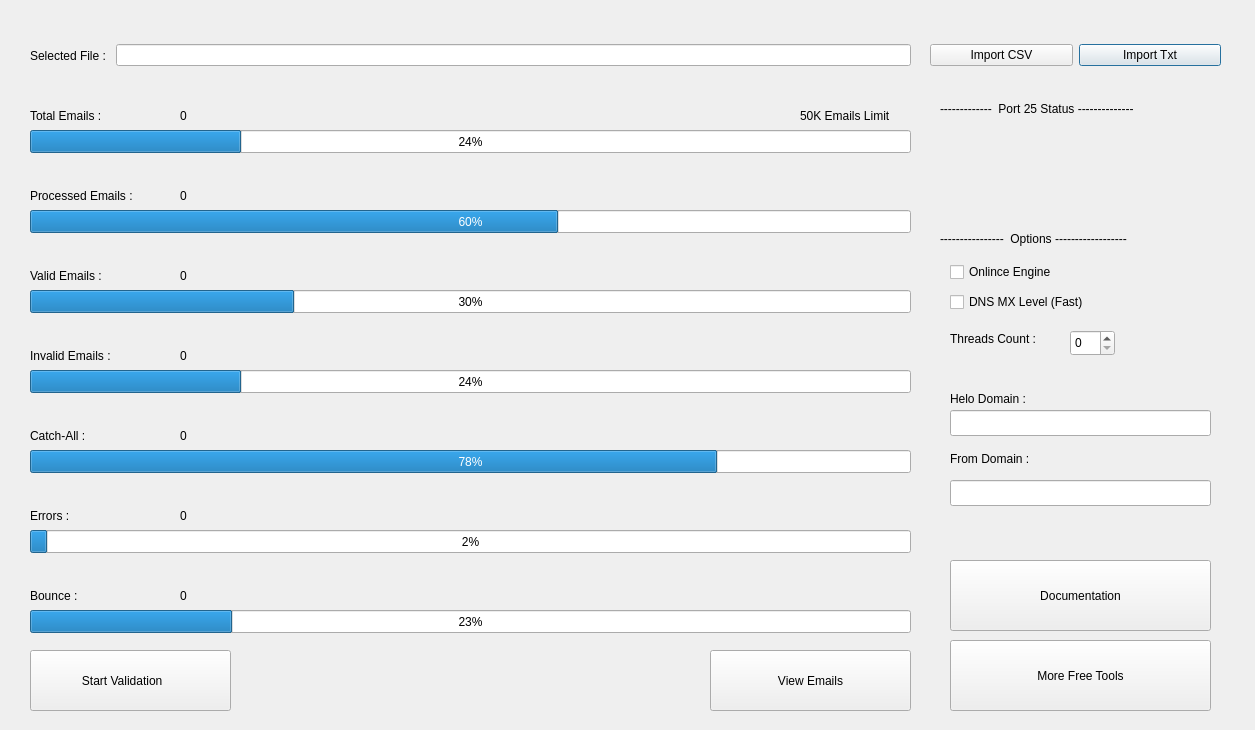
Above: GUITASK.ui from dirqaharaka/pyqt6slicing before the change. Below: the same form after it.
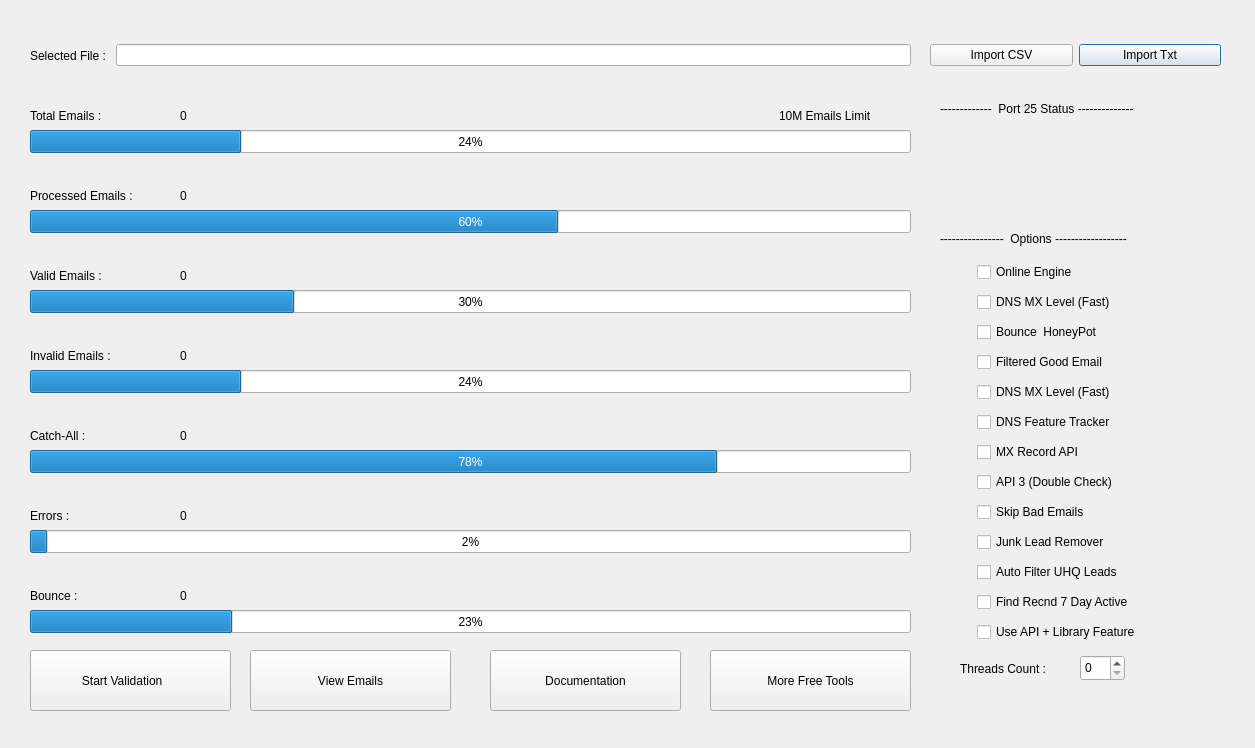
That is the form after the change. Icons and pictures are not drawn.

The edit to the form file:
```diff
--- a/GUITASK.ui
+++ b/GUITASK.ui
@@ -7,7 +7,7 @@
     <x>0</x>
     <y>0</y>
     <width>1255</width>
-    <height>730</height>
+    <height>748</height>
    </rect>
   </property>
   <property name="windowTitle">
@@ -135,9 +135,9 @@
    <widget class="QLabel" name="label_7">
     <property name="geometry">
      <rect>
-      <x>770</x>
+      <x>749</x>
       <y>10</y>
-      <width>110</width>
+      <width>121</width>
       <height>31</height>
      </rect>
     </property>
@@ -166,7 +166,7 @@
      </size>
     </property>
     <property name="text">
-     <string>50K Emails Limit</string>
+     <string>10M Emails Limit</string>
     </property>
     <property name="indent">
      <number>0</number>
@@ -710,20 +710,20 @@
   <widget class="QCheckBox" name="checkBox">
    <property name="geometry">
     <rect>
-     <x>950</x>
+     <x>977</x>
      <y>260</y>
      <width>141</width>
      <height>24</height>
     </rect>
    </property>
    <property name="text">
-    <string>Onlince Engine</string>
+    <string>Online Engine</string>
    </property>
   </widget>
   <widget class="QCheckBox" name="checkBox_2">
    <property name="geometry">
     <rect>
-     <x>950</x>
+     <x>977</x>
      <y>290</y>
      <width>211</width>
      <height>24</height>
@@ -733,95 +733,6 @@
     <string>DNS MX Level (Fast)</string>
    </property>
   </widget>
-  <widget class="QSpinBox" name="spinBox">
-   <property name="geometry">
-    <rect>
-     <x>1070</x>
-     <y>330</y>
-     <width>45</width>
-     <height>26</height>
-    </rect>
-   </property>
-  </widget>
-  <widget class="QLabel" name="label_9">
-   <property name="geometry">
-    <rect>
-     <x>950</x>
-     <y>330</y>
-     <width>121</width>
-     <height>18</height>
-    </rect>
-   </property>
-   <property name="text">
-    <string>Threads Count : </string>
-   </property>
-  </widget>
-  <widget class="QWidget" name="widget_8" native="true">
-   <property name="geometry">
-    <rect>
-     <x>940</x>
-     <y>370</y>
-     <width>281</width>
-     <height>71</height>
-    </rect>
-   </property>
-   <widget class="QLineEdit" name="lineEdit_2">
-    <property name="geometry">
-     <rect>
-      <x>10</x>
-      <y>40</y>
-      <width>261</width>
-      <height>26</height>
-     </rect>
-    </property>
-   </widget>
-   <widget class="QLabel" name="label_24">
-    <property name="geometry">
-     <rect>
-      <x>10</x>
-      <y>20</y>
-      <width>131</width>
-      <height>18</height>
-     </rect>
-    </property>
-    <property name="text">
-     <string>Helo Domain : </string>
-    </property>
-   </widget>
-  </widget>
-  <widget class="QWidget" name="widget_9" native="true">
-   <property name="geometry">
-    <rect>
-     <x>940</x>
-     <y>440</y>
-     <width>281</width>
-     <height>71</height>
-    </rect>
-   </property>
-   <widget class="QLineEdit" name="lineEdit_3">
-    <property name="geometry">
-     <rect>
-      <x>10</x>
-      <y>40</y>
-      <width>261</width>
-      <height>26</height>
-     </rect>
-    </property>
-   </widget>
-   <widget class="QLabel" name="label_25">
-    <property name="geometry">
-     <rect>
-      <x>10</x>
-      <y>10</y>
-      <width>131</width>
-      <height>18</height>
-     </rect>
-    </property>
-    <property name="text">
-     <string>From Domain : </string>
-    </property>
-   </widget>
-  </widget>
   <widget class="QPushButton" name="pushButton">
    <property name="geometry">
     <rect>
@@ -854,7 +765,7 @@
   <widget class="QPushButton" name="pushButton_2">
    <property name="geometry">
     <rect>
-     <x>710</x>
+     <x>250</x>
      <y>650</y>
      <width>201</width>
      <height>61</height>
@@ -877,10 +788,10 @@
   <widget class="QPushButton" name="pushButton_5">
    <property name="geometry">
     <rect>
-     <x>950</x>
-     <y>560</y>
-     <width>261</width>
-     <height>71</height>
+     <x>490</x>
+     <y>650</y>
+     <width>191</width>
+     <height>61</height>
     </rect>
    </property>
    <property name="text">
@@ -900,10 +811,10 @@
   <widget class="QPushButton" name="pushButton_6">
    <property name="geometry">
     <rect>
-     <x>950</x>
-     <y>640</y>
-     <width>261</width>
-     <height>71</height>
+     <x>710</x>
+     <y>650</y>
+     <width>201</width>
+     <height>61</height>
     </rect>
    </property>
    <property name="text">
@@ -948,6 +859,546 @@
     <bool>true</bool>
    </property>
   </widget>
+  <widget class="QCheckBox" name="checkBox_3">
+   <property name="geometry">
+    <rect>
+     <x>977</x>
+     <y>320</y>
+     <width>211</width>
+     <height>24</height>
+    </rect>
+   </property>
+   <property name="text">
+    <string>Bounce  HoneyPot</string>
+   </property>
+  </widget>
+  <widget class="QCheckBox" name="checkBox_4">
+   <property name="geometry">
+    <rect>
+     <x>977</x>
+     <y>350</y>
+     <width>211</width>
+     <height>24</height>
+    </rect>
+   </property>
+   <property name="text">
+    <string>Filtered Good Email</string>
+   </property>
+  </widget>
+  <widget class="QCheckBox" name="checkBox_5">
+   <property name="geometry">
+    <rect>
+     <x>977</x>
+     <y>410</y>
+     <width>211</width>
+     <height>24</height>
+    </rect>
+   </property>
+   <property name="text">
+    <string>DNS Feature Tracker</string>
+   </property>
+  </widget>
+  <widget class="QCheckBox" name="checkBox_6">
+   <property name="geometry">
+    <rect>
+     <x>977</x>
+     <y>440</y>
+     <width>211</width>
+     <height>24</height>
+    </rect>
+   </property>
+   <property name="text">
+    <string>MX Record API</string>
+   </property>
+  </widget>
+  <widget class="QCheckBox" name="checkBox_7">
+   <property name="geometry">
+    <rect>
+     <x>977</x>
+     <y>470</y>
+     <width>211</width>
+     <height>24</height>
+    </rect>
+   </property>
+   <property name="text">
+    <string>API 3 (Double Check)</string>
+   </property>
+  </widget>
+  <widget class="QCheckBox" name="checkBox_8">
+   <property name="geometry">
+    <rect>
+     <x>977</x>
+     <y>500</y>
+     <width>211</width>
+     <height>24</height>
+    </rect>
+   </property>
+   <property name="text">
+    <string>Skip Bad Emails</string>
+   </property>
+  </widget>
+  <widget class="QCheckBox" name="checkBox_9">
+   <property name="geometry">
+    <rect>
+     <x>977</x>
+     <y>530</y>
+     <width>211</width>
+     <height>24</height>
+    </rect>
+   </property>
+   <property name="text">
+    <string>Junk Lead Remover</string>
+   </property>
+  </widget>
+  <widget class="QCheckBox" name="checkBox_10">
+   <property name="geometry">
+    <rect>
+     <x>977</x>
+     <y>560</y>
+     <width>211</width>
+     <height>24</height>
+    </rect>
+   </property>
+   <property name="text">
+    <string>Auto Filter UHQ Leads</string>
+   </property>
+  </widget>
+  <widget class="QCheckBox" name="checkBox_11">
+   <property name="geometry">
+    <rect>
+     <x>977</x>
+     <y>590</y>
+     <width>211</width>
+     <height>24</height>
+    </rect>
+   </property>
+   <property name="text">
+    <string>Find Recnd 7 Day Active</string>
+   </property>
+  </widget>
+  <widget class="QCheckBox" name="checkBox_12">
+   <property name="geometry">
+    <rect>
+     <x>977</x>
+     <y>620</y>
+     <width>211</width>
+     <height>24</height>
+    </rect>
+   </property>
+   <property name="text">
+    <string>Use API + Library Feature</string>
+   </property>
+  </widget>
+  <widget class="QWidget" name="widget_8" native="true">
+   <property name="geometry">
+    <rect>
+     <x>950</x>
+     <y>650</y>
+     <width>181</width>
+     <height>41</height>
+    </rect>
+   </property>
+   <widget class="QSpinBox" name="spinBox">
+    <property name="geometry">
+     <rect>
+      <x>130</x>
+      <y>5</y>
+      <width>45</width>
+      <height>26</height>
+     </rect>
+    </property>
+   </widget>
+   <widget class="QLabel" name="label_9">
+    <property name="geometry">
+     <rect>
+      <x>10</x>
+      <y>10</y>
+      <width>121</width>
+      <height>18</height>
+     </rect>
+    </property>
+    <property name="text">
+     <string>Threads Count : </string>
+    </property>
+   </widget>
+  </widget>
+  <widget class="QCheckBox" name="checkBox_13">
+   <property name="geometry">
+    <rect>
+     <x>977</x>
+     <y>380</y>
+     <width>211</width>
+     <height>24</height>
+    </rect>
+   </property>
+   <property name="text">
+    <string>DNS MX Level (Fast)</string>
+   </property>
+  </widget>
+  <widget class="QLabel" name="label_12">
+   <property name="geometry">
+    <rect>
+     <x>950</x>
+     <y>257</y>
+     <width>31</width>
+     <height>31</height>
+    </rect>
+   </property>
+   <property name="text">
+    <string/>
+   </property>
+   <property name="textFormat">
+    <enum>Qt::TextFormat::AutoText</enum>
+   </property>
+   <property name="pixmap">
+    <pixmap>gerigiroda.png</pixmap>
+   </property>
+   <property name="scaledContents">
+    <bool>true</bool>
+   </property>
+   <property name="alignment">
+    <set>Qt::AlignmentFlag::AlignCenter</set>
+   </property>
+   <property name="wordWrap">
+    <bool>true</bool>
+   </property>
+  </widget>
+  <widget class="QLabel" name="label_13">
+   <property name="geometry">
+    <rect>
+     <x>951</x>
+     <y>287</y>
+     <width>31</width>
+     <height>31</height>
+    </rect>
+   </property>
+   <property name="text">
+    <string/>
+   </property>
+   <property name="textFormat">
+    <enum>Qt::TextFormat::AutoText</enum>
+   </property>
+   <property name="pixmap">
+    <pixmap>gerigiroda.png</pixmap>
+   </property>
+   <property name="scaledContents">
+    <bool>true</bool>
+   </property>
+   <property name="alignment">
+    <set>Qt::AlignmentFlag::AlignCenter</set>
+   </property>
+   <property name="wordWrap">
+    <bool>true</bool>
+   </property>
+  </widget>
+  <widget class="QLabel" name="label_14">
+   <property name="geometry">
+    <rect>
+     <x>950</x>
+     <y>317</y>
+     <width>31</width>
+     <height>31</height>
+    </rect>
+   </property>
+   <property name="text">
+    <string/>
+   </property>
+   <property name="textFormat">
+    <enum>Qt::TextFormat::AutoText</enum>
+   </property>
+   <property name="pixmap">
+    <pixmap>gerigiroda.png</pixmap>
+   </property>
+   <property name="scaledContents">
+    <bool>true</bool>
+   </property>
+   <property name="alignment">
+    <set>Qt::AlignmentFlag::AlignCenter</set>
+   </property>
+   <property name="wordWrap">
+    <bool>true</bool>
+   </property>
+  </widget>
+  <widget class="QLabel" name="label_24">
+   <property name="geometry">
+    <rect>
+     <x>950</x>
+     <y>347</y>
+     <width>31</width>
+     <height>31</height>
+    </rect>
+   </property>
+   <property name="text">
+    <string/>
+   </property>
+   <property name="textFormat">
+    <enum>Qt::TextFormat::AutoText</enum>
+   </property>
+   <property name="pixmap">
+    <pixmap>gerigiroda.png</pixmap>
+   </property>
+   <property name="scaledContents">
+    <bool>true</bool>
+   </property>
+   <property name="alignment">
+    <set>Qt::AlignmentFlag::AlignCenter</set>
+   </property>
+   <property name="wordWrap">
+    <bool>true</bool>
+   </property>
+  </widget>
+  <widget class="QLabel" name="label_25">
+   <property name="geometry">
+    <rect>
+     <x>951</x>
+     <y>377</y>
+     <width>31</width>
+     <height>31</height>
+    </rect>
+   </property>
+   <property name="text">
+    <string/>
+   </property>
+   <property name="textFormat">
+    <enum>Qt::TextFormat::AutoText</enum>
+   </property>
+   <property name="pixmap">
+    <pixmap>gerigiroda.png</pixmap>
+   </property>
+   <property name="scaledContents">
+    <bool>true</bool>
+   </property>
+   <property name="alignment">
+    <set>Qt::AlignmentFlag::AlignCenter</set>
+   </property>
+   <property name="wordWrap">
+    <bool>true</bool>
+   </property>
+  </widget>
+  <widget class="QLabel" name="label_26">
+   <property name="geometry">
+    <rect>
+     <x>951</x>
+     <y>407</y>
+     <width>31</width>
+     <height>31</height>
+    </rect>
+   </property>
+   <property name="text">
+    <string/>
+   </property>
+   <property name="textFormat">
+    <enum>Qt::TextFormat::AutoText</enum>
+   </property>
+   <property name="pixmap">
+    <pixmap>gerigiroda.png</pixmap>
+   </property>
+   <property name="scaledContents">
+    <bool>true</bool>
+   </property>
+   <property name="alignment">
+    <set>Qt::AlignmentFlag::AlignCenter</set>
+   </property>
+   <property name="wordWrap">
+    <bool>true</bool>
+   </property>
+  </widget>
+  <widget class="QLabel" name="label_27">
+   <property name="geometry">
+    <rect>
+     <x>951</x>
+     <y>437</y>
+     <width>31</width>
+     <height>31</height>
+    </rect>
+   </property>
+   <property name="text">
+    <string/>
+   </property>
+   <property name="textFormat">
+    <enum>Qt::TextFormat::AutoText</enum>
+   </property>
+   <property name="pixmap">
+    <pixmap>gerigiroda.png</pixmap>
+   </property>
+   <property name="scaledContents">
+    <bool>true</bool>
+   </property>
+   <property name="alignment">
+    <set>Qt::AlignmentFlag::AlignCenter</set>
+   </property>
+   <property name="wordWrap">
+    <bool>true</bool>
+   </property>
+  </widget>
+  <widget class="QLabel" name="label_28">
+   <property name="geometry">
+    <rect>
+     <x>950</x>
+     <y>467</y>
+     <width>31</width>
+     <height>31</height>
+    </rect>
+   </property>
+   <property name="text">
+    <string/>
+   </property>
+   <property name="textFormat">
+    <enum>Qt::TextFormat::AutoText</enum>
+   </property>
+   <property name="pixmap">
+    <pixmap>gerigiroda.png</pixmap>
+   </property>
+   <property name="scaledContents">
+    <bool>true</bool>
+   </property>
+   <property name="alignment">
+    <set>Qt::AlignmentFlag::AlignCenter</set>
+   </property>
+   <property name="wordWrap">
+    <bool>true</bool>
+   </property>
+  </widget>
+  <widget class="QLabel" name="label_29">
+   <property name="geometry">
+    <rect>
+     <x>951</x>
+     <y>497</y>
+     <width>31</width>
+     <height>31</height>
+    </rect>
+   </property>
+   <property name="text">
+    <string/>
+   </property>
+   <property name="textFormat">
+    <enum>Qt::TextFormat::AutoText</enum>
+   </property>
+   <property name="pixmap">
+    <pixmap>gerigiroda.png</pixmap>
+   </property>
+   <property name="scaledContents">
+    <bool>true</bool>
+   </property>
+   <property name="alignment">
+    <set>Qt::AlignmentFlag::AlignCenter</set>
+   </property>
+   <property name="wordWrap">
+    <bool>true</bool>
+   </property>
+  </widget>
+  <widget class="QLabel" name="label_30">
+   <property name="geometry">
+    <rect>
+     <x>951</x>
+     <y>527</y>
+     <width>31</width>
+     <height>31</height>
+    </rect>
+   </property>
+   <property name="text">
+    <string/>
+   </property>
+   <property name="textFormat">
+    <enum>Qt::TextFormat::AutoText</enum>
+   </property>
+   <property name="pixmap">
+    <pixmap>gerigiroda.png</pixmap>
+   </property>
+   <property name="scaledContents">
+    <bool>true</bool>
+   </property>
+   <property name="alignment">
+    <set>Qt::AlignmentFlag::AlignCenter</set>
+   </property>
+   <property name="wordWrap">
+    <bool>true</bool>
+   </property>
+  </widget>
+  <widget class="QLabel" name="label_31">
+   <property name="geometry">
+    <rect>
+     <x>951</x>
+     <y>557</y>
+     <width>31</width>
+     <height>31</height>
+    </rect>
+   </property>
+   <property name="text">
+    <string/>
+   </property>
+   <property name="textFormat">
+    <enum>Qt::TextFormat::AutoText</enum>
+   </property>
+   <property name="pixmap">
+    <pixmap>gerigiroda.png</pixmap>
+   </property>
+   <property name="scaledContents">
+    <bool>true</bool>
+   </property>
+   <property name="alignment">
+    <set>Qt::AlignmentFlag::AlignCenter</set>
+   </property>
+   <property name="wordWrap">
+    <bool>true</bool>
+   </property>
+  </widget>
+  <widget class="QLabel" name="label_32">
+   <property name="geometry">
+    <rect>
+     <x>951</x>
+     <y>587</y>
+     <width>31</width>
+     <height>31</height>
+    </rect>
+   </property>
+   <property name="text">
+    <string/>
+   </property>
+   <property name="textFormat">
+    <enum>Qt::TextFormat::AutoText</enum>
+   </property>
+   <property name="pixmap">
+    <pixmap>gerigiroda.png</pixmap>
+   </property>
+   <property name="scaledContents">
+    <bool>true</bool>
+   </property>
+   <property name="alignment">
+    <set>Qt::AlignmentFlag::AlignCenter</set>
+   </property>
+   <property name="wordWrap">
+    <bool>true</bool>
+   </property>
+  </widget>
+  <widget class="QLabel" name="label_33">
+   <property name="geometry">
+    <rect>
+     <x>951</x>
+     <y>617</y>
+     <width>31</width>
+     <height>31</height>
+    </rect>
+   </property>
+   <property name="text">
+    <string/>
+   </property>
+   <property name="textFormat">
+    <enum>Qt::TextFormat::AutoText</enum>
+   </property>
+   <property name="pixmap">
+    <pixmap>gerigiroda.png</pixmap>
+   </property>
+   <property name="scaledContents">
+    <bool>true</bool>
+   </property>
+   <property name="alignment">
+    <set>Qt::AlignmentFlag::AlignCenter</set>
+   </property>
+   <property name="wordWrap">
+    <bool>true</bool>
+   </property>
+  </widget>
  </widget>
  <resources/>
  <connections/>
```
